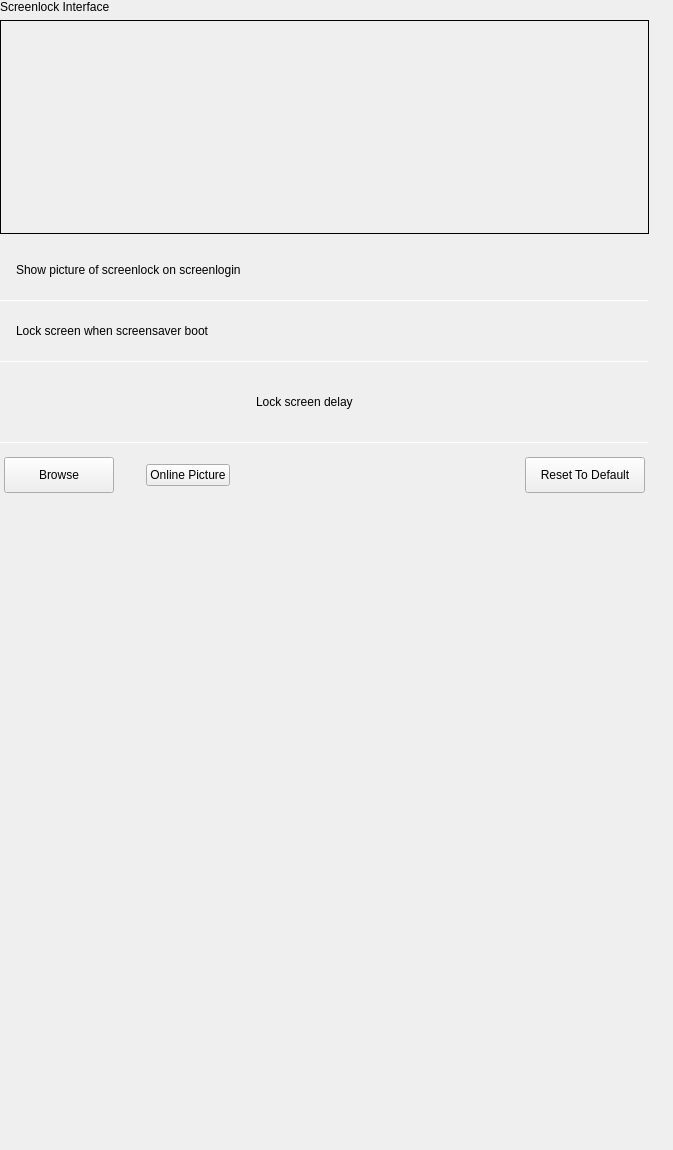
Before: the Qt Designer form plugins/personalized/screenlock/screenlock.ui in ukui/ukui-control-center, drawn with Qt 5.
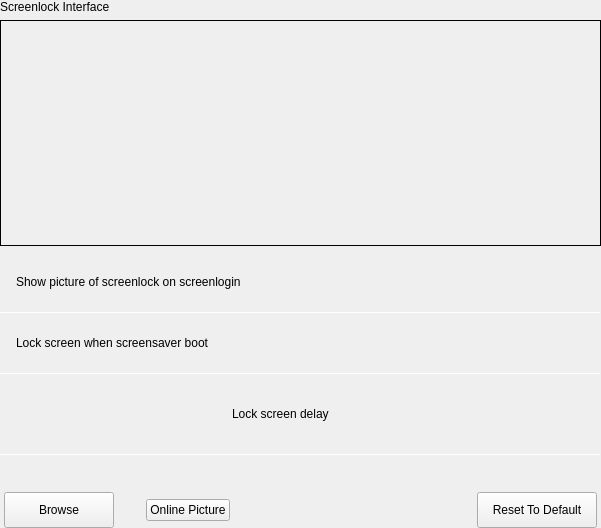
After: the same form once the commit is applied. Custom widgets are drawn as their Qt base class.

```diff
--- a/plugins/personalized/screenlock/screenlock.ui
+++ b/plugins/personalized/screenlock/screenlock.ui
@@ -6,8 +6,8 @@
    <rect>
     <x>0</x>
     <y>0</y>
-    <width>673</width>
-    <height>1150</height>
+    <width>601</width>
+    <height>528</height>
    </rect>
   </property>
   <property name="minimumSize">
@@ -63,7 +63,10 @@
        <number>0</number>
       </property>
       <property name="rightMargin">
-       <number>24</number>
+       <number>0</number>
+      </property>
+      <property name="bottomMargin">
+       <number>0</number>
       </property>
       <item>
        <widget class="TitleLabel" name="titleLabel">
@@ -487,22 +490,6 @@
         </item>
        </layout>
       </item>
-      <item>
-       <spacer name="verticalSpacer_3">
-        <property name="orientation">
-         <enum>Qt::Vertical</enum>
-        </property>
-        <property name="sizeType">
-         <enum>QSizePolicy::Expanding</enum>
-        </property>
-        <property name="sizeHint" stdset="0">
-         <size>
-          <width>20</width>
-          <height>32</height>
-         </size>
-        </property>
-       </spacer>
-      </item>
      </layout>
     </widget>
    </item>
```
